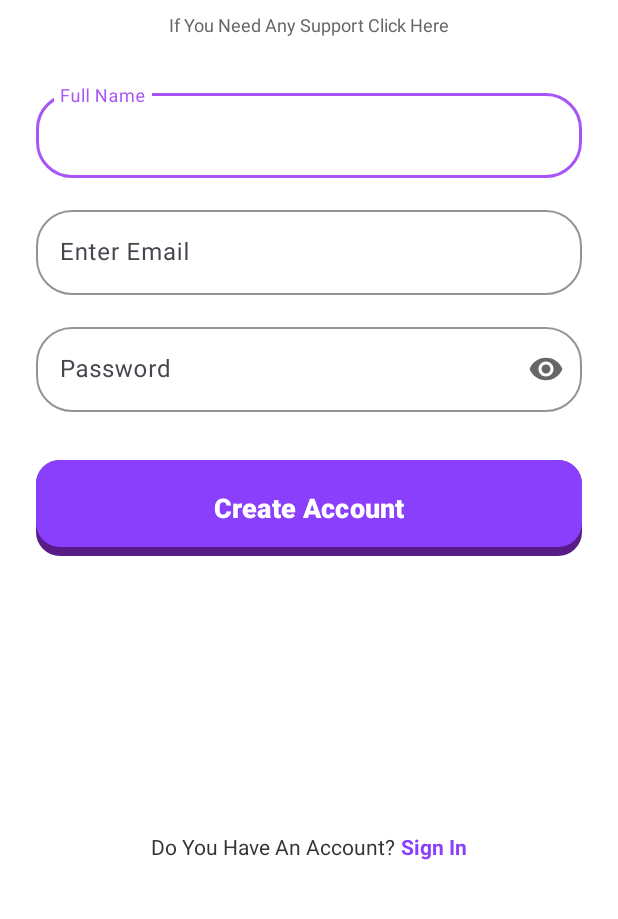
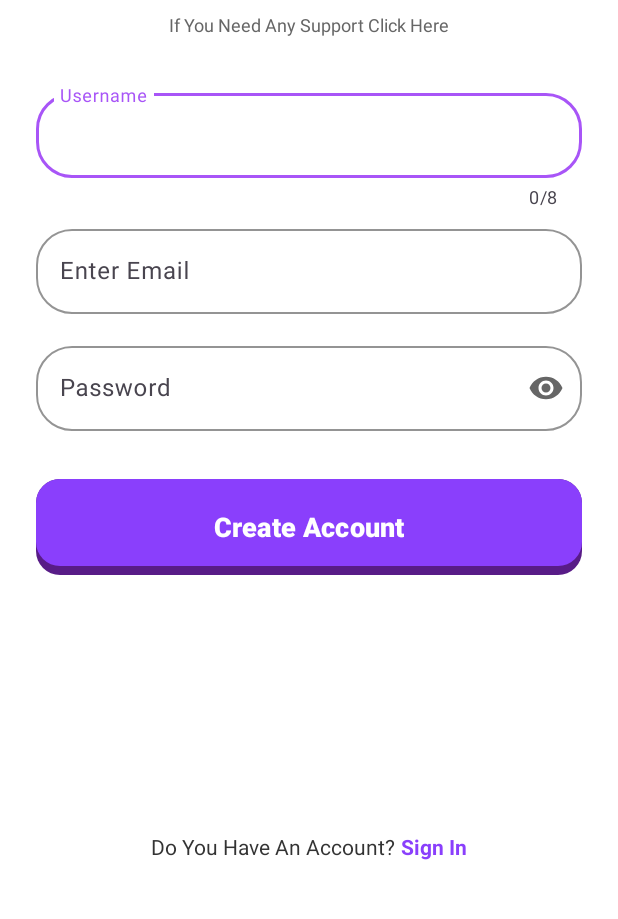
Before and after one commit to Leigh-Dela-Cruz/Kubli, an Android app: the SignupActivity screen opened directly, with no data from a screen before it, on a phone screen of 412 x 824 dp, the part 315-1234 px from its top. Run offline under Robolectric (Android 15) with nearby library versions, the light colour scheme and no system bars.

Commit message:
UI Fix:
-Fixed Sign up outputs for error messages
-Fixed profile interfaces

```diff
--- a/app/src/main/java/com/example/kubli/SignupActivity.kt
+++ b/app/src/main/java/com/example/kubli/SignupActivity.kt
@@ -2,11 +2,15 @@ package com.example.kubli
 
 import android.content.Context
 import android.content.Intent
+import android.graphics.Color
 import android.os.Bundle
+import android.view.View
 import android.widget.Button
+import android.widget.LinearLayout
 import android.widget.TextView
 import android.widget.Toast
 import androidx.appcompat.app.AppCompatActivity
+import androidx.core.widget.addTextChangedListener
 import androidx.lifecycle.lifecycleScope
 import com.google.android.material.textfield.TextInputLayout
 import kotlinx.coroutines.launch
@@ -25,23 +29,66 @@ class SignupActivity : AppCompatActivity() {
             finish()
         }
 
+        val nameLayout = findViewById<TextInputLayout>(R.id.inputName)
+        val emailLayout = findViewById<TextInputLayout>(R.id.inputEmail)
+        val passLayout = findViewById<TextInputLayout>(R.id.inputPassword)
+
+        // Username max length real-time check
+        nameLayout.editText?.addTextChangedListener { text ->
+            if ((text?.length ?: 0) > 8) {
+                nameLayout.error = "Maximum 8 characters allowed"
+            } else {
+                nameLayout.error = null
+            }
+        }
+
+        // Password rules checklist setup
+        val passwordRulesContainer = findViewById<LinearLayout>(R.id.passwordRulesContainer)
+        val ruleLength = findViewById<TextView>(R.id.ruleLength)
+        val ruleUppercase = findViewById<TextView>(R.id.ruleUppercase)
+        val ruleNumber = findViewById<TextView>(R.id.ruleNumber)
+        val ruleSpecial = findViewById<TextView>(R.id.ruleSpecial)
+
+        // Show rules only when focusing on password field
+        passLayout.editText?.setOnFocusChangeListener { _, hasFocus ->
+            if (hasFocus) {
+                passwordRulesContainer.visibility = View.VISIBLE
+            }
+        }
+
+        // Active password strength check
+        passLayout.editText?.addTextChangedListener { text ->
+            val password = text.toString()
+
+            val hasLength = password.length >= 8
+            val hasUpper = password.any { it.isUpperCase() }
+            val hasNumber = password.any { it.isDigit() }
+            val hasSpecial = password.any { !it.isLetterOrDigit() }
+
+            updateRuleColor(ruleLength, hasLength)
+            updateRuleColor(ruleUppercase, hasUpper)
+            updateRuleColor(ruleNumber, hasNumber)
+            updateRuleColor(ruleSpecial, hasSpecial)
+        }
+
         // Create Account Button
         val btnCreate = findViewById<Button>(R.id.btnCreateAccount)
 
         btnCreate.setOnClickListener {
-            val nameLayout = findViewById<TextInputLayout>(R.id.inputName)
-            val emailLayout = findViewById<TextInputLayout>(R.id.inputEmail)
-            val passLayout = findViewById<TextInputLayout>(R.id.inputPassword)
-
             val name = nameLayout.editText?.text.toString().trim()
 
-            // FIXED: ensure consistent email format for login/signup matching
+            // ensure consistent email format for login/signup matching
             val email = emailLayout.editText?.text.toString().trim().lowercase()
 
             val password = passLayout.editText?.text.toString().trim()
 
             if (name.isEmpty() || email.isEmpty() || password.isEmpty()) {
                 Toast.makeText(this, "Please fill all fields", Toast.LENGTH_SHORT).show()
+                return@setOnClickListener
+            }
+
+            if (name.length > 8) {
+                Toast.makeText(this, "Username must not exceed 8 characters", Toast.LENGTH_SHORT).show()
                 return@setOnClickListener
             }
 
@@ -64,19 +111,13 @@ class SignupActivity : AppCompatActivity() {
             )
 
             val domain = email.substringAfter("@")
-
             if (domain !in allowedEmails) {
-                Toast.makeText(
-                    this,
-                    "Please use a valid email address",
-                    Toast.LENGTH_SHORT
-                ).show()
+                Toast.makeText(this, "Please use a valid email address", Toast.LENGTH_SHORT).show()
                 return@setOnClickListener
             }
 
             // Validate password strength
             val passwordPattern = Regex("^(?=.*[a-z])(?=.*[A-Z])(?=.*\\d)(?=.*[_\\W-]).{8,}$")
-
             if (!passwordPattern.matches(password)) {
                 Toast.makeText(
                     this,
@@ -123,7 +164,7 @@ class SignupActivity : AppCompatActivity() {
                         putString("USER_NAME", name)
                         putString("USER_EMAIL", email)
                         putBoolean("IS_LOGGED_IN", true)
-                        commit() // Force instant save
+                        commit()
                     }
 
                     // Redirect directly to GettingStarted for new users
@@ -143,6 +184,16 @@ class SignupActivity : AppCompatActivity() {
         }
     }
 
+    // Update UI text color for password rules
+    private fun updateRuleColor(textView: TextView, isValid: Boolean) {
+        if (isValid) {
+            textView.setTextColor(Color.parseColor("#4CAF50"))
+        } else {
+            textView.setTextColor(Color.parseColor("#F44336"))
+        }
+    }
+
+    // Helper for password hashing
     private fun hashPassword(password: String): String {
         val bytes = MessageDigest.getInstance("SHA-256").digest(password.toByteArray())
         return bytes.joinToString("") { "%02x".format(it) }
--- a/app/src/main/res/layout/activity_signup.xml
+++ b/app/src/main/res/layout/activity_signup.xml
@@ -18,6 +18,7 @@
         app:layout_constraintTop_toTopOf="parent"
         app:layout_constraintStart_toStartOf="parent"
         app:layout_constraintEnd_toEndOf="parent" />
+
     <TextView
         android:id="@+id/titleText"
         android:layout_width="wrap_content"
@@ -43,6 +44,7 @@
         app:layout_constraintStart_toStartOf="parent"
         app:layout_constraintEnd_toEndOf="parent" />
 
+    <!-- USERNAME INPUT (Updated with counter and error) -->
     <com.google.android.material.textfield.TextInputLayout
         android:id="@+id/inputName"
         android:layout_width="match_parent"
@@ -54,16 +56,21 @@
         app:boxCornerRadiusBottomEnd="24dp"
         app:boxStrokeColor="@color/kubli_purple"
         app:hintTextColor="@color/kubli_purple"
+        app:counterEnabled="true"
+        app:counterMaxLength="8"
+        app:errorEnabled="true"
         android:layout_marginTop="32dp"
         app:layout_constraintTop_toBottomOf="@+id/supportText">
 
         <com.google.android.material.textfield.TextInputEditText
+            android:id="@+id/etName"
             android:layout_width="match_parent"
             android:layout_height="wrap_content"
-            android:hint="Full Name"
+            android:hint="Username"
             android:inputType="textPersonName" />
     </com.google.android.material.textfield.TextInputLayout>
 
+    <!-- EMAIL INPUT -->
     <com.google.android.material.textfield.TextInputLayout
         android:id="@+id/inputEmail"
         android:layout_width="match_parent"
@@ -75,16 +82,18 @@
         app:boxCornerRadiusBottomEnd="24dp"
         app:boxStrokeColor="@color/kubli_purple"
         app:hintTextColor="@color/kubli_purple"
-        android:layout_marginTop="16dp"
+        android:layout_marginTop="8dp"
         app:layout_constraintTop_toBottomOf="@+id/inputName">
 
         <com.google.android.material.textfield.TextInputEditText
+            android:id="@+id/etEmail"
             android:layout_width="match_parent"
             android:layout_height="wrap_content"
             android:hint="Enter Email"
             android:inputType="textEmailAddress" />
     </com.google.android.material.textfield.TextInputLayout>
 
+    <!-- PASSWORD INPUT -->
     <com.google.android.material.textfield.TextInputLayout
         android:id="@+id/inputPassword"
         android:layout_width="match_parent"
@@ -96,20 +105,67 @@
         app:boxCornerRadiusBottomEnd="24dp"
         app:boxStrokeColor="@color/kubli_purple"
         app:hintTextColor="@color/kubli_purple"
-
         app:endIconMode="password_toggle"
         app:endIconTint="#666666"
-
         android:layout_marginTop="16dp"
         app:layout_constraintTop_toBottomOf="@+id/inputEmail">
 
         <com.google.android.material.textfield.TextInputEditText
+            android:id="@+id/etPassword"
             android:layout_width="match_parent"
             android:layout_height="wrap_content"
             android:hint="Password"
             android:inputType="textPassword" />
     </com.google.android.material.textfield.TextInputLayout>
 
+    <!-- PASSWORD RULES CHECKLIST (Initially Hidden) -->
+    <LinearLayout
+        android:id="@+id/passwordRulesContainer"
+        android:layout_width="match_parent"
+        android:layout_height="wrap_content"
+        android:orientation="vertical"
+        android:visibility="gone"
+        android:layout_marginTop="8dp"
+        android:layout_marginHorizontal="16dp"
+        app:layout_constraintTop_toBottomOf="@+id/inputPassword">
+
+        <TextView
+            android:id="@+id/ruleLength"
+            android:layout_width="wrap_content"
+            android:layout_height="wrap_content"
+            android:text="• At least 8 characters"
+            android:textColor="#F44336"
+            android:textSize="12sp" />
+
+        <TextView
+            android:id="@+id/ruleUppercase"
+            android:layout_width="wrap_content"
+            android:layout_height="wrap_content"
+            android:text="• 1 Uppercase letter"
+            android:textColor="#F44336"
+            android:textSize="12sp"
+            android:layout_marginTop="4dp"/>
+
+        <TextView
+            android:id="@+id/ruleNumber"
+            android:layout_width="wrap_content"
+            android:layout_height="wrap_content"
+            android:text="• 1 Number"
+            android:textColor="#F44336"
+            android:textSize="12sp"
+            android:layout_marginTop="4dp"/>
+
+        <TextView
+            android:id="@+id/ruleSpecial"
+            android:layout_width="wrap_content"
+            android:layout_height="wrap_content"
+            android:text="• 1 Special character (@, #, $, etc.)"
+            android:textColor="#F44336"
+            android:textSize="12sp"
+            android:layout_marginTop="4dp"/>
+    </LinearLayout>
+
+    <!-- CREATE ACCOUNT BUTTON -->
     <com.google.android.material.button.MaterialButton
         android:id="@+id/btnCreateAccount"
         android:layout_width="match_parent"
@@ -118,13 +174,11 @@
         android:textSize="18sp"
         android:textStyle="bold"
         android:textAllCaps="false"
-
         android:background="@drawable/btn_push_3d"
         app:backgroundTint="@null"
         app:rippleColor="@null"
-
         android:layout_marginTop="32dp"
-        app:layout_constraintTop_toBottomOf="@+id/inputPassword"
+        app:layout_constraintTop_toBottomOf="@+id/passwordRulesContainer"
         app:layout_constraintStart_toStartOf="parent"
         app:layout_constraintEnd_toEndOf="parent" />
 
```
Also changed, not shown: app/src/main/java/com/example/kubli/EditProfileActivity.kt (+0 -9 lines), app/src/main/res/layout/activity_editprofile.xml (+16 -30 lines), app/src/main/res/layout/activity_userprofile.xml (+16 -8 lines).
